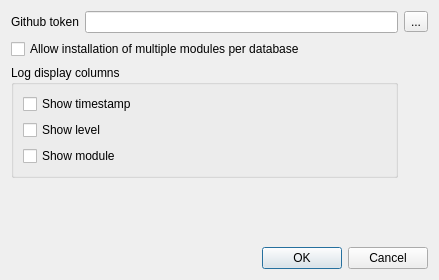
Old version of the form oqtopus/ui/settings_dialog.ui in the repository ponceta/oqtopus.
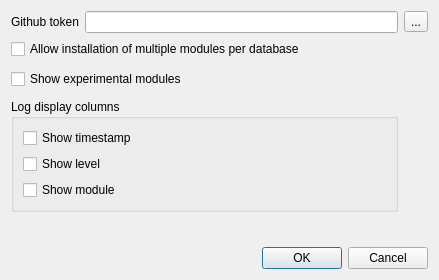
New version of the form.

Commit message:
add an experimental flag for modules (#135)
fixes #96

Diff of the .ui file:
```diff
--- a/oqtopus/ui/settings_dialog.ui
+++ b/oqtopus/ui/settings_dialog.ui
@@ -52,6 +52,13 @@
     </widget>
    </item>
    <item row="2" column="0" colspan="2">
+    <widget class="QCheckBox" name="show_experimental_modules_checkBox">
+     <property name="text">
+      <string>Show experimental modules</string>
+     </property>
+    </widget>
+   </item>
+   <item row="3" column="0" colspan="2">
     <widget class="QGroupBox" name="log_settings_groupBox">
      <property name="title">
       <string>Log display columns</string>
@@ -81,7 +88,7 @@
      </layout>
     </widget>
    </item>
-   <item row="3" column="1">
+   <item row="4" column="1">
     <spacer name="verticalSpacer">
      <property name="orientation">
       <enum>Qt::Vertical</enum>
@@ -94,7 +101,7 @@
      </property>
     </spacer>
    </item>
-   <item row="4" column="0" colspan="3">
+   <item row="5" column="0" colspan="3">
     <widget class="QDialogButtonBox" name="buttonBox">
      <property name="orientation">
       <enum>Qt::Horizontal</enum>
```
The commit also changes 6 other files.
